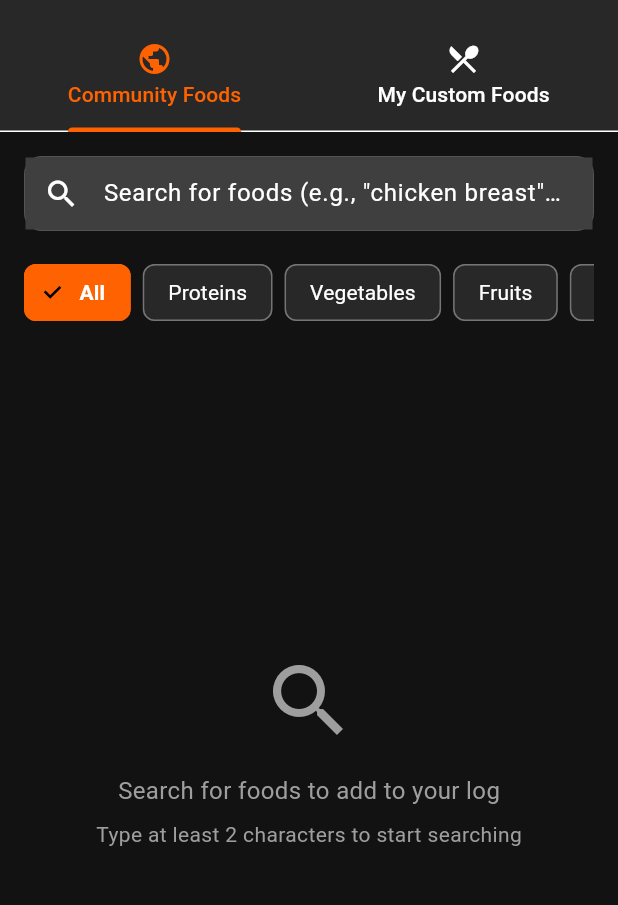
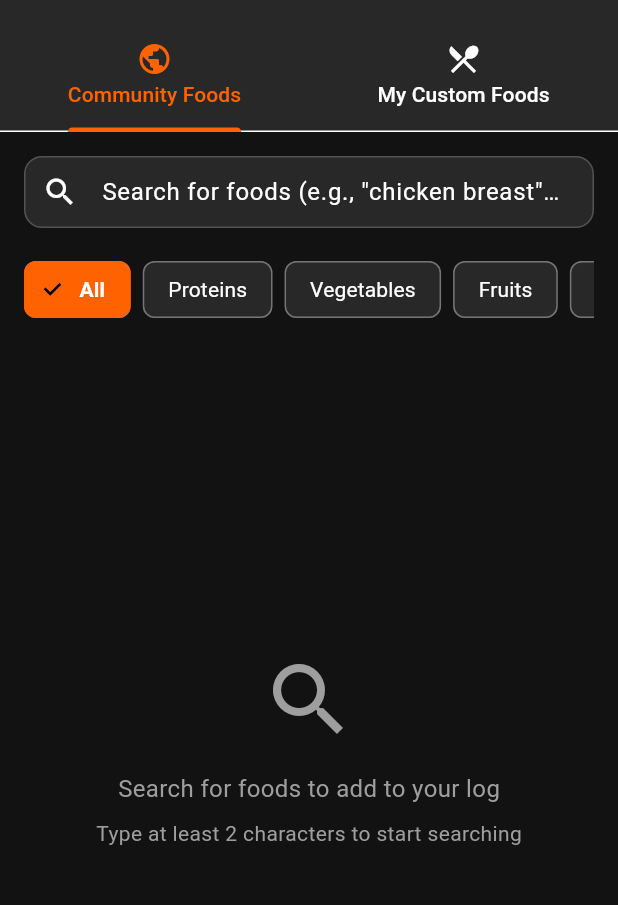
Before and after one commit to rithbennet/CalTrack, a Flutter app: the SearchScreen screen opened directly, on a phone screen of 412 x 824 dp, the part 63-968 px from its top. Run offline on Flutter 3.47's test engine with Material 3 defaults, Android fonts, the phone set to English and light mode, and no system bars; our stand-ins replace camera, cloud_firestore, firebase_auth, firebase_core, fl_chart, flutter_dotenv and 5 more; missing offline and left inert: mobile_scanner; accounts and stored records are empty; network calls fail.

Commit message:
chore: fixed styling issues on searchbar

```diff
--- a/lib/view/components/search/search_bar_widget.dart
+++ b/lib/view/components/search/search_bar_widget.dart
@@ -17,13 +17,7 @@ class SearchBarWidget extends StatelessWidget {
     final theme = Theme.of(context);
     final colorScheme = theme.colorScheme;
 
-    return Container(
-      decoration: BoxDecoration(
-        color: colorScheme.surfaceContainerHighest,
-        borderRadius: BorderRadius.circular(12),
-        border: Border.all(color: colorScheme.outline.withValues(alpha: .2)),
-      ),
-      child: TextField(
+    return TextField(
       controller: controller,
       onChanged: onSearchChanged,
       decoration: InputDecoration(
@@ -33,21 +27,34 @@ class SearchBarWidget extends StatelessWidget {
         suffixIcon:
             controller.text.isNotEmpty
                 ? IconButton(
-                    icon: Icon(
-                      Icons.clear,
-                      color: colorScheme.onSurfaceVariant,
-                    ),
+                  icon: Icon(Icons.clear, color: colorScheme.onSurfaceVariant),
                   onPressed: () {
                     controller.clear();
                     onSearchChanged('');
                   },
                 )
                 : null,
-          border: InputBorder.none,
+        filled: true,
+        fillColor: colorScheme.surfaceContainerHighest,
         contentPadding: const EdgeInsets.symmetric(
           horizontal: 16,
           vertical: 12,
         ),
+        border: OutlineInputBorder(
+          borderRadius: BorderRadius.circular(12),
+          borderSide: BorderSide(
+            color: colorScheme.outline.withValues(alpha: 0.2),
+          ),
+        ),
+        enabledBorder: OutlineInputBorder(
+          borderRadius: BorderRadius.circular(12),
+          borderSide: BorderSide(
+            color: colorScheme.outline.withValues(alpha: 0.2),
+          ),
+        ),
+        focusedBorder: OutlineInputBorder(
+          borderRadius: BorderRadius.circular(12),
+          borderSide: BorderSide(color: colorScheme.primary),
         ),
       ),
     );
```
Lines whose indentation alone changed are shown as unchanged.
